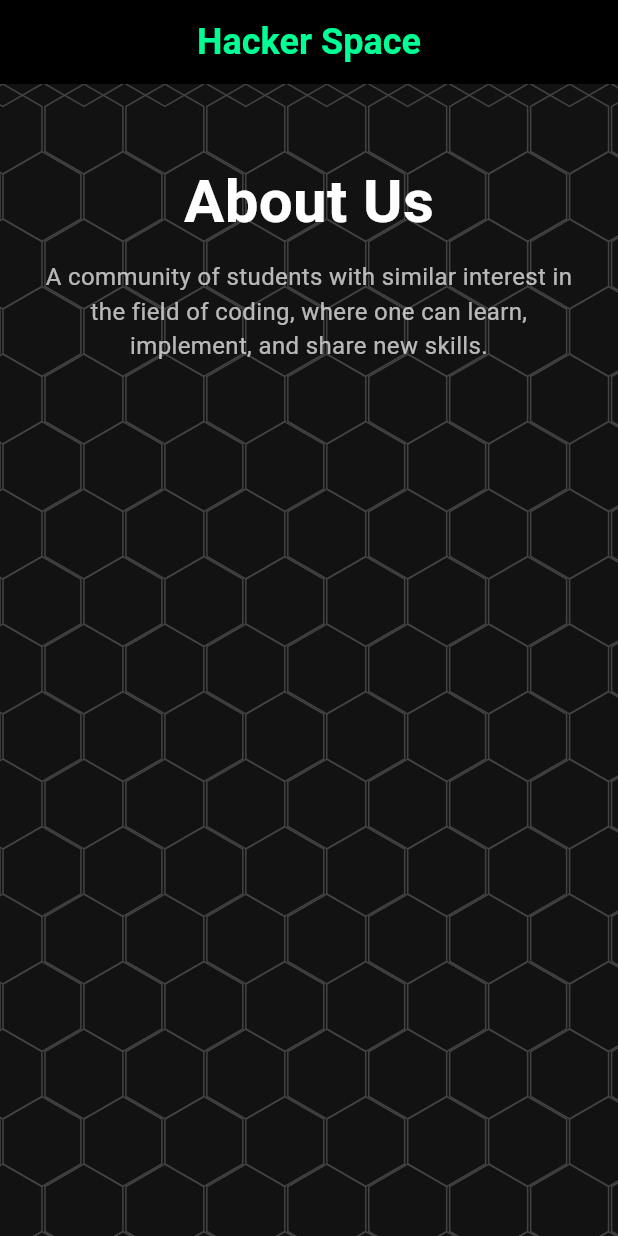
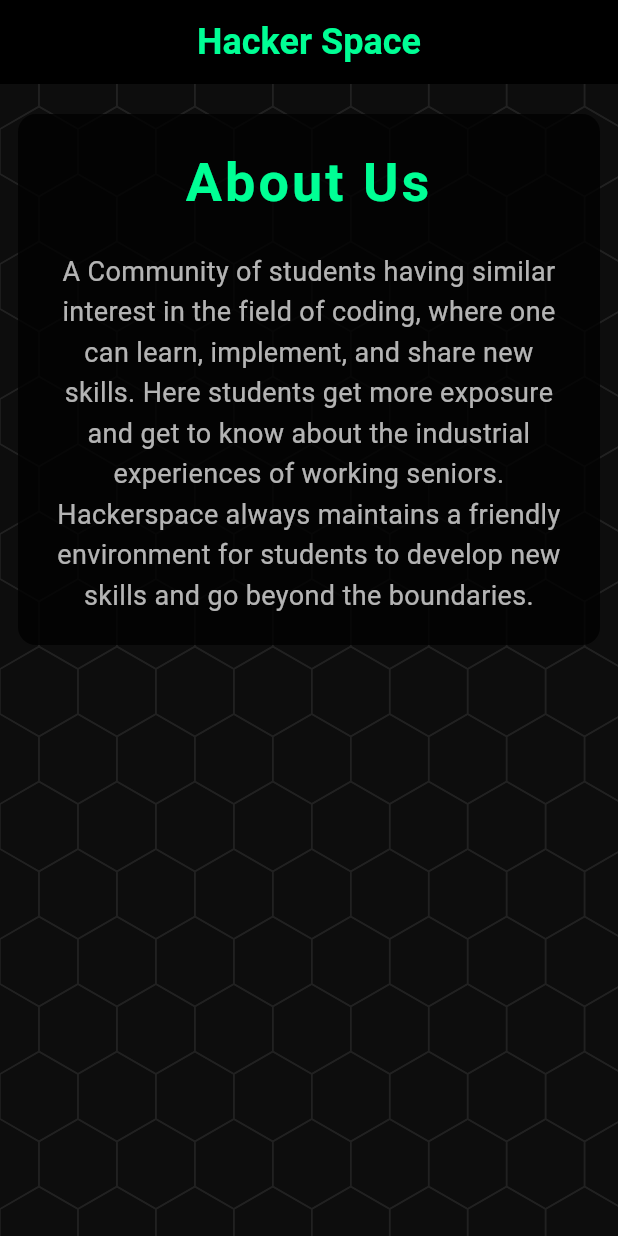
Before and after one commit to Hackerspace2023/Hackerspace_Portfolio-Flutter-App-Public, a Flutter app: the screen it shows after launch, on a phone screen of 412 x 824 dp. Run offline on Flutter 3.47's test engine with Material 3 defaults, Android fonts, the phone set to English and light mode, and no system bars.

Commit message:
Worked on About Us section. Dynamic Hexagonal Grid: Creates a flat-topped hexagonal grid background using CustomPainter. Interactive Hover Effect: Highlights hexagons on user interaction (pan gesture). Customizable Design: Adjustable hexagon size, spacing, and color. Responsive Layout: Adapts to varying screen sizes. Themed UI: Dark theme with a sleek design for better visual aesthetics.

```diff
--- a/lib/main.dart
+++ b/lib/main.dart
@@ -15,14 +15,14 @@
       debugShowCheckedModeBanner: false,
       theme: ThemeData(
         brightness: Brightness.dark,
-        scaffoldBackgroundColor: const Color(0xFF121212),
+        scaffoldBackgroundColor: const Color(0xFF0D0D0D), // Dark hex background
         appBarTheme: const AppBarTheme(
           backgroundColor: Colors.black,
           centerTitle: true,
           titleTextStyle: TextStyle(
             fontSize: 24,
             fontWeight: FontWeight.bold,
-            color: Color(0xFF00FF95),
+            color: Color(0xFF00FF95), // Neon green
           ),
         ),
       ),
@@ -49,7 +49,8 @@
       appBar: AppBar(
         title: Text(widget.title),
       ),
-      body: Stack(
+      body: SafeArea(
+        child: Stack(
           children: [
             // Hexagonal grid background
             GestureDetector(
@@ -64,53 +65,69 @@
                 });
               },
               child: CustomPaint(
-              painter: FlatHexagonGridPainter(hoveredHexagon: _hoveredHexagon),
+                painter: PointedHexagonGridPainter(hoveredHexagon: _hoveredHexagon),
                 size: MediaQuery.of(context).size,
               ),
             ),
-          // About Us content at the top-center
-          Padding(
-            padding: const EdgeInsets.symmetric(horizontal: 20, vertical: 50),
+            // About Us section at the top
+            Align(
+              alignment: Alignment.topCenter,
+              child: Padding(
+                padding: const EdgeInsets.symmetric(vertical: 20, horizontal: 12),
+                child: Container(
+                  padding: const EdgeInsets.all(20),
+                  decoration: BoxDecoration(
+                    color: Colors.black.withOpacity(0.8),
+                    borderRadius: BorderRadius.circular(12),
+                  ),
                   child: Column(
+                    mainAxisSize: MainAxisSize.min,
                     crossAxisAlignment: CrossAxisAlignment.center,
                     children: const [
                       Text(
                         "About Us",
                         style: TextStyle(
-                    color: Colors.white,
-                    fontSize: 40,
+                          color: Color(0xFF00FF95), // Neon green title
+                          fontSize: 36,
                           fontWeight: FontWeight.bold,
+                          letterSpacing: 2,
                         ),
                         textAlign: TextAlign.center,
                       ),
-                SizedBox(height: 10),
+                      SizedBox(height: 20),
                       Text(
-                  "A community of students with similar interest in the field of coding, "
-                      "where one can learn, implement, and share new skills.",
+                        "A Community of students having similar interest in the field of coding, "
+                            "where one can learn, implement, and share new skills. "
+                            "Here students get more exposure and get to know about the industrial experiences of working seniors. "
+                            "Hackerspace always maintains a friendly environment for students to develop new skills and go beyond the boundaries.",
                         textAlign: TextAlign.center,
                         style: TextStyle(
                           color: Colors.white70,
-                    fontSize: 16,
+                          fontSize: 18,
+                          height: 1.5,
                         ),
                       ),
                     ],
                   ),
                 ),
+              ),
+            ),
           ],
+        ),
       ),
     );
   }
 }
 
-class FlatHexagonGridPainter extends CustomPainter {
+class PointedHexagonGridPainter extends CustomPainter {
   final Offset? hoveredHexagon;
 
-  FlatHexagonGridPainter({this.hoveredHexagon});
+  PointedHexagonGridPainter({this.hoveredHexagon});
 
   @override
   void paint(Canvas canvas, Size size) {
     final paint = Paint()
-      ..color = Colors.grey[800]!
+      ..color = Colors.grey[900]!
       ..style = PaintingStyle.stroke
       ..strokeWidth = 1;
 
@@ -119,24 +136,30 @@
       ..style = PaintingStyle.stroke
       ..strokeWidth = 3;
 
-    const hexRadius = 30.0; // Radius of the hexagon
-    final hexWidth = sqrt(3) * hexRadius; // Width of flat-topped hexagon
-    final hexHeight = 2 * hexRadius; // Height of flat-topped hexagon
+    const hexRadius = 30.0;
+    final hexWidth = sqrt(3) * hexRadius; // Width of each hexagon
+    final hexHeight = 2 * hexRadius; // Height of each hexagon
+    const verticalSpacing = 0.0; // Vertical space between rows
+    const maxOverlapPercentage = 0.3; // Allow hexagons to extend up to 30% outside
 
-    // Adjusted spacing for a consistent pattern
-    const horizontalSpacing = 2.0; // Horizontal space between hexagons
-    const verticalSpacing = 0.0; // Minimal vertical space between rows
+    for (double y = 0; y < size.height + hexHeight; y += hexHeight * 0.75 + verticalSpacing) {
+      bool isOffsetRow = ((y ~/ (hexHeight * 0.75)) % 2 == 1);
 
-    for (double y = -hexHeight; y < size.height + hexHeight; y += hexHeight * 0.75 + verticalSpacing) {
-      for (double x = -hexWidth; x < size.width + hexWidth; x += hexWidth + horizontalSpacing) {
-        final isOffset = ((y ~/ (hexHeight * 0.75)) % 2 == 1);
-        final xOffset = isOffset ? (hexWidth / 2) : 0;
+      for (double x = 0; x < size.width + hexWidth; x += hexWidth) {
+        double xOffset = isOffsetRow ? hexWidth / 2 : 0;
 
         final center = Offset(x + xOffset, y);
 
-        // Draw hexagon
+        // Skip hexagons that exceed 30% overlap beyond screen boundaries
+        bool isOutOfRightBoundary = center.dx - hexRadius > size.width * (1 + maxOverlapPercentage);
+        bool isOutOfBottomBoundary = center.dy - hexRadius > size.height * (1 + maxOverlapPercentage);
+        if (isOutOfRightBoundary || isOutOfBottomBoundary) {
+          continue;
+        }
+
         final isHovered = hoveredHexagon != null &&
             (center - hoveredHexagon!).distance <= hexRadius * 2;
+
         drawHexagon(canvas, isHovered ? hoverPaint : paint, center, hexRadius);
       }
     }
@@ -145,7 +168,7 @@
   void drawHexagon(Canvas canvas, Paint paint, Offset center, double radius) {
     final path = Path();
     for (int i = 0; i < 6; i++) {
-      final angle = pi / 180 * (60 * i - 30);
+      final angle = pi / 180 * (60 * i - 30); // Calculate angle for each vertex
       final x = center.dx + radius * cos(angle);
       final y = center.dy + radius * sin(angle);
       if (i == 0) {
@@ -155,7 +178,7 @@
       }
     }
     path.close();
-    canvas.drawPath(path, paint);
+    canvas.drawPath(path, paint); // Draw the hexagon path
   }
 
   @override
```
Lines whose indentation alone changed are shown as unchanged.
